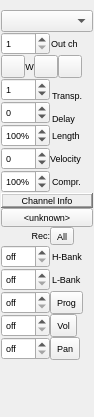
emrum/muse, file muse2/muse/widgets/mtrackinfobase.ui: the form before one commit.
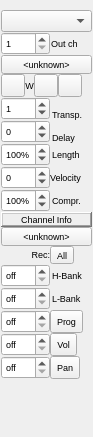
The form after the commit. Custom widgets are drawn as their Qt base class.

```diff
--- a/muse2/muse/widgets/mtrackinfobase.ui
+++ b/muse2/muse/widgets/mtrackinfobase.ui
@@ -6,8 +6,8 @@
    <rect>
     <x>0</x>
     <y>0</y>
-    <width>94</width>
-    <height>417</height>
+    <width>93</width>
+    <height>437</height>
    </rect>
   </property>
   <property name="sizePolicy">
@@ -59,6 +59,141 @@
    <property name="spacing">
     <number>0</number>
    </property>
+   <item row="7" column="0">
+    <widget class="MusEGui::SpinBox" name="iTransp">
+     <property name="sizePolicy">
+      <sizepolicy hsizetype="Minimum" vsizetype="Fixed">
+       <horstretch>0</horstretch>
+       <verstretch>0</verstretch>
+      </sizepolicy>
+     </property>
+     <property name="autoFillBackground">
+      <bool>false</bool>
+     </property>
+     <property name="specialValueText">
+      <string>off</string>
+     </property>
+     <property name="minimum">
+      <number>-127</number>
+     </property>
+     <property name="maximum">
+      <number>127</number>
+     </property>
+     <property name="value">
+      <number>1</number>
+     </property>
+    </widget>
+   </item>
+   <item row="10" column="0">
+    <widget class="MusEGui::SpinBox" name="iLen">
+     <property name="sizePolicy">
+      <sizepolicy hsizetype="Maximum" vsizetype="Fixed">
+       <horstretch>0</horstretch>
+       <verstretch>0</verstretch>
+      </sizepolicy>
+     </property>
+     <property name="autoFillBackground">
+      <bool>false</bool>
+     </property>
+     <property name="suffix">
+      <string>%</string>
+     </property>
+     <property name="minimum">
+      <number>25</number>
+     </property>
+     <property name="maximum">
+      <number>200</number>
+     </property>
+     <property name="value">
+      <number>100</number>
+     </property>
+    </widget>
+   </item>
+   <item row="3" column="1">
+    <widget class="QLabel" name="TextLabel2">
+     <property name="sizePolicy">
+      <sizepolicy hsizetype="Minimum" vsizetype="Fixed">
+       <horstretch>0</horstretch>
+       <verstretch>0</verstretch>
+      </sizepolicy>
+     </property>
+     <property name="text">
+      <string>Out ch</string>
+     </property>
+     <property name="wordWrap">
+      <bool>false</bool>
+     </property>
+     <property name="margin">
+      <number>0</number>
+     </property>
+     <property name="indent">
+      <number>1</number>
+     </property>
+    </widget>
+   </item>
+   <item row="11" column="0">
+    <widget class="MusEGui::SpinBox" name="iAnschl">
+     <property name="sizePolicy">
+      <sizepolicy hsizetype="Minimum" vsizetype="Fixed">
+       <horstretch>0</horstretch>
+       <verstretch>0</verstretch>
+      </sizepolicy>
+     </property>
+     <property name="baseSize">
+      <size>
+       <width>8</width>
+       <height>5</height>
+      </size>
+     </property>
+     <property name="autoFillBackground">
+      <bool>false</bool>
+     </property>
+     <property name="minimum">
+      <number>-127</number>
+     </property>
+     <property name="maximum">
+      <number>127</number>
+     </property>
+     <property name="value">
+      <number>0</number>
+     </property>
+    </widget>
+   </item>
+   <item row="1" column="0" colspan="2">
+    <widget class="QComboBox" name="iOutput">
+     <property name="sizePolicy">
+      <sizepolicy hsizetype="Ignored" vsizetype="Fixed">
+       <horstretch>0</horstretch>
+       <verstretch>0</verstretch>
+      </sizepolicy>
+     </property>
+     <property name="toolTip">
+      <string>output port</string>
+     </property>
+    </widget>
+   </item>
+   <item row="8" column="0" rowspan="2">
+    <widget class="MusEGui::SpinBox" name="iVerz">
+     <property name="sizePolicy">
+      <sizepolicy hsizetype="Minimum" vsizetype="Fixed">
+       <horstretch>0</horstretch>
+       <verstretch>0</verstretch>
+      </sizepolicy>
+     </property>
+     <property name="autoFillBackground">
+      <bool>false</bool>
+     </property>
+     <property name="specialValueText">
+      <string>off</string>
+     </property>
+     <property name="minimum">
+      <number>-1000</number>
+     </property>
+     <property name="maximum">
+      <number>1000</number>
+     </property>
+    </widget>
+   </item>
    <item row="0" column="0" colspan="2">
     <widget class="QLabel" name="trackNameLabel">
      <property name="sizePolicy">
@@ -72,67 +207,7 @@
      </property>
     </widget>
    </item>
-   <item row="1" column="0" colspan="2">
-    <widget class="QComboBox" name="iOutput">
-     <property name="sizePolicy">
-      <sizepolicy hsizetype="Ignored" vsizetype="Fixed">
-       <horstretch>0</horstretch>
-       <verstretch>0</verstretch>
-      </sizepolicy>
-     </property>
-     <property name="toolTip">
-      <string>output port</string>
-     </property>
-    </widget>
-   </item>
-   <item row="2" column="0">
-    <widget class="MusEGui::SpinBox" name="iOutputChannel">
-     <property name="sizePolicy">
-      <sizepolicy hsizetype="Minimum" vsizetype="Fixed">
-       <horstretch>0</horstretch>
-       <verstretch>0</verstretch>
-      </sizepolicy>
-     </property>
-     <property name="toolTip">
-      <string>output channel</string>
-     </property>
-     <property name="whatsThis">
-      <string>all midi events are sent to this output channel</string>
-     </property>
-     <property name="autoFillBackground">
-      <bool>false</bool>
-     </property>
-     <property name="minimum">
-      <number>1</number>
-     </property>
-     <property name="maximum">
-      <number>16</number>
-     </property>
-    </widget>
-   </item>
-   <item row="2" column="1">
-    <widget class="QLabel" name="TextLabel2">
-     <property name="sizePolicy">
-      <sizepolicy hsizetype="Minimum" vsizetype="Fixed">
-       <horstretch>0</horstretch>
-       <verstretch>0</verstretch>
-      </sizepolicy>
-     </property>
-     <property name="text">
-      <string>Out ch</string>
-     </property>
-     <property name="wordWrap">
-      <bool>false</bool>
-     </property>
-     <property name="margin">
-      <number>0</number>
-     </property>
-     <property name="indent">
-      <number>1</number>
-     </property>
-    </widget>
-   </item>
-   <item row="3" column="0" colspan="2">
+   <item row="6" column="0" colspan="2">
     <layout class="QHBoxLayout" name="horizontalLayout">
      <property name="spacing">
       <number>0</number>
@@ -251,123 +326,7 @@
      </item>
     </layout>
    </item>
-   <item row="4" column="0">
-    <widget class="MusEGui::SpinBox" name="iTransp">
-     <property name="sizePolicy">
-      <sizepolicy hsizetype="Minimum" vsizetype="Fixed">
-       <horstretch>0</horstretch>
-       <verstretch>0</verstretch>
-      </sizepolicy>
-     </property>
-     <property name="autoFillBackground">
-      <bool>false</bool>
-     </property>
-     <property name="specialValueText">
-      <string>off</string>
-     </property>
-     <property name="minimum">
-      <number>-127</number>
-     </property>
-     <property name="maximum">
-      <number>127</number>
-     </property>
-     <property name="value">
-      <number>1</number>
-     </property>
-    </widget>
-   </item>
-   <item row="4" column="1" rowspan="2">
-    <widget class="QLabel" name="TextLabel9">
-     <property name="sizePolicy">
-      <sizepolicy hsizetype="Minimum" vsizetype="Fixed">
-       <horstretch>0</horstretch>
-       <verstretch>0</verstretch>
-      </sizepolicy>
-     </property>
-     <property name="toolTip">
-      <string>Transpose notes up or down</string>
-     </property>
-     <property name="text">
-      <string>Transp.</string>
-     </property>
-     <property name="wordWrap">
-      <bool>false</bool>
-     </property>
-     <property name="indent">
-      <number>2</number>
-     </property>
-    </widget>
-   </item>
-   <item row="5" column="0" rowspan="2">
-    <widget class="MusEGui::SpinBox" name="iVerz">
-     <property name="sizePolicy">
-      <sizepolicy hsizetype="Minimum" vsizetype="Fixed">
-       <horstretch>0</horstretch>
-       <verstretch>0</verstretch>
-      </sizepolicy>
-     </property>
-     <property name="autoFillBackground">
-      <bool>false</bool>
-     </property>
-     <property name="specialValueText">
-      <string>off</string>
-     </property>
-     <property name="minimum">
-      <number>-1000</number>
-     </property>
-     <property name="maximum">
-      <number>1000</number>
-     </property>
-    </widget>
-   </item>
-   <item row="6" column="1">
-    <widget class="QLabel" name="TextLabel10">
-     <property name="sizePolicy">
-      <sizepolicy hsizetype="Minimum" vsizetype="Fixed">
-       <horstretch>0</horstretch>
-       <verstretch>0</verstretch>
-      </sizepolicy>
-     </property>
-     <property name="toolTip">
-      <string>Offset playback of notes before or after actual note</string>
-     </property>
-     <property name="text">
-      <string>Delay</string>
-     </property>
-     <property name="wordWrap">
-      <bool>false</bool>
-     </property>
-     <property name="indent">
-      <number>2</number>
-     </property>
-    </widget>
-   </item>
-   <item row="7" column="0">
-    <widget class="MusEGui::SpinBox" name="iLen">
-     <property name="sizePolicy">
-      <sizepolicy hsizetype="Maximum" vsizetype="Fixed">
-       <horstretch>0</horstretch>
-       <verstretch>0</verstretch>
-      </sizepolicy>
-     </property>
-     <property name="autoFillBackground">
-      <bool>false</bool>
-     </property>
-     <property name="suffix">
-      <string>%</string>
-     </property>
-     <property name="minimum">
-      <number>25</number>
-     </property>
-     <property name="maximum">
-      <number>200</number>
-     </property>
-     <property name="value">
-      <number>100</number>
-     </property>
-    </widget>
-   </item>
-   <item row="7" column="1">
+   <item row="10" column="1">
     <widget class="QLabel" name="TextLabel11">
      <property name="sizePolicy">
       <sizepolicy hsizetype="Minimum" vsizetype="Fixed">
@@ -389,8 +348,8 @@
      </property>
     </widget>
    </item>
-   <item row="8" column="0">
-    <widget class="MusEGui::SpinBox" name="iAnschl">
+   <item row="9" column="1">
+    <widget class="QLabel" name="TextLabel10">
      <property name="sizePolicy">
       <sizepolicy hsizetype="Minimum" vsizetype="Fixed">
        <horstretch>0</horstretch>
@@ -403,22 +362,19 @@
        <height>5</height>
       </size>
      </property>
-     <property name="autoFillBackground">
+     <property name="text">
+      <string>Delay</string>
+     </property>
+     <property name="wordWrap">
       <bool>false</bool>
      </property>
-     <property name="minimum">
-      <number>-127</number>
+     <property name="indent">
+      <number>2</number>
      </property>
-     <property name="maximum">
-      <number>127</number>
-     </property>
-     <property name="value">
-      <number>0</number>
-     </property>
     </widget>
    </item>
-   <item row="8" column="1">
-    <widget class="QLabel" name="TextLabel12">
+   <item row="7" column="1" rowspan="2">
+    <widget class="QLabel" name="TextLabel9">
      <property name="sizePolicy">
       <sizepolicy hsizetype="Minimum" vsizetype="Fixed">
        <horstretch>0</horstretch>
@@ -429,17 +385,17 @@
       <string>&lt;html&gt;&lt;head/&gt;&lt;body&gt;&lt;p&gt;Add or substract velocity to notes on track.&lt;/p&gt;&lt;p&gt;&lt;span style=&quot; font-style:italic;&quot;&gt;Since the midi note range is 0-127 this &lt;br/&gt;might mean that the notes do not reach &lt;br/&gt;the combined velocity, note + Velocity.&lt;/span&gt;&lt;/p&gt;&lt;/body&gt;&lt;/html&gt;</string>
      </property>
      <property name="text">
-      <string>Velocity</string>
+      <string>Transp.</string>
      </property>
      <property name="wordWrap">
       <bool>false</bool>
      </property>
      <property name="indent">
-      <number>0</number>
+      <number>2</number>
      </property>
     </widget>
    </item>
-   <item row="9" column="0">
+   <item row="12" column="0">
     <widget class="MusEGui::SpinBox" name="iKompr">
      <property name="sizePolicy">
       <sizepolicy hsizetype="Maximum" vsizetype="Fixed">
@@ -467,8 +423,8 @@
      </property>
     </widget>
    </item>
-   <item row="9" column="1">
-    <widget class="QLabel" name="TextLabel13">
+   <item row="16" column="0">
+    <widget class="MusEGui::SpinBox" name="iHBank">
      <property name="sizePolicy">
       <sizepolicy hsizetype="Minimum" vsizetype="Fixed">
        <horstretch>0</horstretch>
@@ -476,20 +432,184 @@
       </sizepolicy>
      </property>
      <property name="toolTip">
-      <string>Compress the notes velocity range, in percent of actual velocity</string>
+      <string>Bank Select MSB. Ctrl-double-click on/off.</string>
+     </property>
+     <property name="autoFillBackground">
+      <bool>false</bool>
+     </property>
+     <property name="specialValueText">
+      <string>off</string>
+     </property>
+     <property name="minimum">
+      <number>0</number>
+     </property>
+     <property name="maximum">
+      <number>128</number>
+     </property>
+     <property name="value">
+      <number>0</number>
+     </property>
+    </widget>
+   </item>
+   <item row="16" column="1">
+    <widget class="QLabel" name="TextLabel4">
+     <property name="sizePolicy">
+      <sizepolicy hsizetype="Minimum" vsizetype="Fixed">
+       <horstretch>0</horstretch>
+       <verstretch>0</verstretch>
+      </sizepolicy>
+     </property>
+     <property name="lineWidth">
+      <number>1</number>
      </property>
      <property name="text">
-      <string>Compr.</string>
+      <string>H-Bank</string>
      </property>
      <property name="wordWrap">
       <bool>false</bool>
      </property>
+     <property name="margin">
+      <number>0</number>
+     </property>
      <property name="indent">
       <number>2</number>
      </property>
     </widget>
    </item>
-   <item row="10" column="0" colspan="2">
+   <item row="17" column="0">
+    <widget class="MusEGui::SpinBox" name="iLBank">
+     <property name="sizePolicy">
+      <sizepolicy hsizetype="Minimum" vsizetype="Fixed">
+       <horstretch>0</horstretch>
+       <verstretch>0</verstretch>
+      </sizepolicy>
+     </property>
+     <property name="toolTip">
+      <string>Bank Select LSB. Ctrl-double-click on/off.</string>
+     </property>
+     <property name="autoFillBackground">
+      <bool>false</bool>
+     </property>
+     <property name="specialValueText">
+      <string>off</string>
+     </property>
+     <property name="minimum">
+      <number>0</number>
+     </property>
+     <property name="maximum">
+      <number>128</number>
+     </property>
+     <property name="value">
+      <number>0</number>
+     </property>
+    </widget>
+   </item>
+   <item row="3" column="0">
+    <widget class="MusEGui::SpinBox" name="iOutputChannel">
+     <property name="sizePolicy">
+      <sizepolicy hsizetype="Minimum" vsizetype="Fixed">
+       <horstretch>0</horstretch>
+       <verstretch>0</verstretch>
+      </sizepolicy>
+     </property>
+     <property name="toolTip">
+      <string>output channel</string>
+     </property>
+     <property name="whatsThis">
+      <string>all midi events are sent to this output channel</string>
+     </property>
+     <property name="autoFillBackground">
+      <bool>false</bool>
+     </property>
+     <property name="minimum">
+      <number>1</number>
+     </property>
+     <property name="maximum">
+      <number>16</number>
+     </property>
+    </widget>
+   </item>
+   <item row="11" column="1">
+    <widget class="QLabel" name="TextLabel12">
+     <property name="sizePolicy">
+      <sizepolicy hsizetype="Minimum" vsizetype="Fixed">
+       <horstretch>0</horstretch>
+       <verstretch>0</verstretch>
+      </sizepolicy>
+     </property>
+     <property name="toolTip">
+      <string>&lt;html&gt;&lt;head/&gt;&lt;body&gt;&lt;p&gt;Add or substract velocity to notes on track.&lt;/p&gt;&lt;p&gt;&lt;span style=&quot; font-style:italic;&quot;&gt;Since the midi note range is 0-127 this &lt;br/&gt;might mean that the notes do not reach &lt;br/&gt;the combined velocity, note + Velocity.&lt;/span&gt;&lt;/p&gt;&lt;/body&gt;&lt;/html&gt;</string>
+     </property>
+     <property name="text">
+      <string>Velocity</string>
+     </property>
+     <property name="wordWrap">
+      <bool>false</bool>
+     </property>
+     <property name="indent">
+      <number>0</number>
+     </property>
+    </widget>
+   </item>
+   <item row="15" column="0">
+    <widget class="QLabel" name="textLabel1">
+     <property name="sizePolicy">
+      <sizepolicy hsizetype="Minimum" vsizetype="Fixed">
+       <horstretch>0</horstretch>
+       <verstretch>0</verstretch>
+      </sizepolicy>
+     </property>
+     <property name="text">
+      <string>Rec:</string>
+     </property>
+     <property name="alignment">
+      <set>Qt::AlignRight|Qt::AlignTrailing|Qt::AlignVCenter</set>
+     </property>
+     <property name="wordWrap">
+      <bool>false</bool>
+     </property>
+    </widget>
+   </item>
+   <item row="15" column="1">
+    <layout class="QHBoxLayout" name="horizontalLayout_3">
+     <property name="spacing">
+      <number>0</number>
+     </property>
+     <item>
+      <widget class="QToolButton" name="recordButton">
+       <property name="sizePolicy">
+        <sizepolicy hsizetype="Minimum" vsizetype="Minimum">
+         <horstretch>0</horstretch>
+         <verstretch>0</verstretch>
+        </sizepolicy>
+       </property>
+       <property name="toolTip">
+        <string>Add all settings to song</string>
+       </property>
+       <property name="text">
+        <string>All</string>
+       </property>
+      </widget>
+     </item>
+     <item>
+      <spacer name="allRecSpacer">
+       <property name="orientation">
+        <enum>Qt::Horizontal</enum>
+       </property>
+       <property name="sizeType">
+        <enum>QSizePolicy::Expanding</enum>
+       </property>
+       <property name="sizeHint" stdset="0">
+        <size>
+         <width>13</width>
+         <height>13</height>
+        </size>
+       </property>
+      </spacer>
+     </item>
+    </layout>
+   </item>
+   <item row="13" column="0" colspan="2">
     <widget class="QLabel" name="TextLabel1_2">
      <property name="sizePolicy">
       <sizepolicy hsizetype="Minimum" vsizetype="Maximum">
@@ -520,7 +640,7 @@
      </property>
     </widget>
    </item>
-   <item row="11" column="0" colspan="2">
+   <item row="14" column="0" colspan="2">
     <widget class="QPushButton" name="iPatch">
      <property name="sizePolicy">
       <sizepolicy hsizetype="Ignored" vsizetype="Fixed">
@@ -536,66 +656,8 @@
      </property>
     </widget>
    </item>
-   <item row="12" column="0">
-    <widget class="QLabel" name="textLabel1">
-     <property name="sizePolicy">
-      <sizepolicy hsizetype="Minimum" vsizetype="Fixed">
-       <horstretch>0</horstretch>
-       <verstretch>0</verstretch>
-      </sizepolicy>
-     </property>
-     <property name="text">
-      <string>Rec:</string>
-     </property>
-     <property name="alignment">
-      <set>Qt::AlignRight|Qt::AlignTrailing|Qt::AlignVCenter</set>
-     </property>
-     <property name="wordWrap">
-      <bool>false</bool>
-     </property>
-    </widget>
-   </item>
    <item row="12" column="1">
-    <layout class="QHBoxLayout" name="horizontalLayout_3">
-     <property name="spacing">
-      <number>0</number>
-     </property>
-     <item>
-      <widget class="QToolButton" name="recordButton">
-       <property name="sizePolicy">
-        <sizepolicy hsizetype="Minimum" vsizetype="Minimum">
-         <horstretch>0</horstretch>
-         <verstretch>0</verstretch>
-        </sizepolicy>
-       </property>
-       <property name="toolTip">
-        <string>Add all settings to song</string>
-       </property>
-       <property name="text">
-        <string>All</string>
-       </property>
-      </widget>
-     </item>
-     <item>
-      <spacer name="allRecSpacer">
-       <property name="orientation">
-        <enum>Qt::Horizontal</enum>
-       </property>
-       <property name="sizeType">
-        <enum>QSizePolicy::Expanding</enum>
-       </property>
-       <property name="sizeHint" stdset="0">
-        <size>
-         <width>13</width>
-         <height>13</height>
-        </size>
-       </property>
-      </spacer>
-     </item>
-    </layout>
-   </item>
-   <item row="13" column="0">
-    <widget class="MusEGui::SpinBox" name="iHBank">
+    <widget class="QLabel" name="TextLabel13">
      <property name="sizePolicy">
       <sizepolicy hsizetype="Minimum" vsizetype="Fixed">
        <horstretch>0</horstretch>
@@ -603,79 +665,20 @@
       </sizepolicy>
      </property>
      <property name="toolTip">
-      <string>Bank Select MSB. Ctrl-double-click on/off.</string>
-     </property>
-     <property name="autoFillBackground">
-      <bool>false</bool>
-     </property>
-     <property name="specialValueText">
-      <string>off</string>
-     </property>
-     <property name="minimum">
-      <number>0</number>
-     </property>
-     <property name="maximum">
-      <number>128</number>
-     </property>
-     <property name="value">
-      <number>0</number>
-     </property>
-    </widget>
-   </item>
-   <item row="13" column="1">
-    <widget class="QLabel" name="TextLabel4">
-     <property name="sizePolicy">
-      <sizepolicy hsizetype="Minimum" vsizetype="Fixed">
-       <horstretch>0</horstretch>
-       <verstretch>0</verstretch>
-      </sizepolicy>
-     </property>
-     <property name="lineWidth">
-      <number>1</number>
+      <string>Compress the notes velocity range, in percent of actual velocity</string>
      </property>
      <property name="text">
-      <string>H-Bank</string>
+      <string>Compr.</string>
      </property>
      <property name="wordWrap">
       <bool>false</bool>
      </property>
-     <property name="margin">
-      <number>0</number>
-     </property>
      <property name="indent">
       <number>2</number>
      </property>
     </widget>
    </item>
-   <item row="14" column="0">
-    <widget class="MusEGui::SpinBox" name="iLBank">
-     <property name="sizePolicy">
-      <sizepolicy hsizetype="Minimum" vsizetype="Fixed">
-       <horstretch>0</horstretch>
-       <verstretch>0</verstretch>
-      </sizepolicy>
-     </property>
-     <property name="toolTip">
-      <string>Bank Select LSB. Ctrl-double-click on/off.</string>
-     </property>
-     <property name="autoFillBackground">
-      <bool>false</bool>
-     </property>
-     <property name="specialValueText">
-      <string>off</string>
-     </property>
-     <property name="minimum">
-      <number>0</number>
-     </property>
-     <property name="maximum">
-      <number>128</number>
-     </property>
-     <property name="value">
-      <number>0</number>
-     </property>
-    </widget>
-   </item>
-   <item row="14" column="1">
+   <item row="17" column="1">
     <widget class="QLabel" name="TextLabel5">
      <property name="sizePolicy">
       <sizepolicy hsizetype="Minimum" vsizetype="Fixed">
@@ -700,7 +703,7 @@
      </property>
     </widget>
    </item>
-   <item row="15" column="0">
+   <item row="18" column="0">
     <widget class="MusEGui::SpinBox" name="iProgram">
      <property name="sizePolicy">
       <sizepolicy hsizetype="Minimum" vsizetype="Fixed">
@@ -728,7 +731,7 @@
      </property>
     </widget>
    </item>
-   <item row="15" column="1">
+   <item row="18" column="1">
     <layout class="QHBoxLayout" name="horizontalLayout_4">
      <property name="spacing">
       <number>0</number>
@@ -767,7 +770,7 @@
      </item>
     </layout>
    </item>
-   <item row="16" column="0">
+   <item row="19" column="0">
     <widget class="MusEGui::SpinBox" name="iLautst">
      <property name="sizePolicy">
       <sizepolicy hsizetype="Minimum" vsizetype="Fixed">
@@ -795,7 +798,7 @@
      </property>
     </widget>
    </item>
-   <item row="16" column="1">
+   <item row="19" column="1">
     <layout class="QHBoxLayout" name="horizontalLayout_5">
      <property name="spacing">
       <number>0</number>
@@ -834,7 +837,7 @@
      </item>
     </layout>
    </item>
-   <item row="17" column="0">
+   <item row="20" column="0">
     <widget class="MusEGui::SpinBox" name="iPan">
      <property name="sizePolicy">
       <sizepolicy hsizetype="Minimum" vsizetype="Fixed">
@@ -865,7 +868,7 @@
      </property>
     </widget>
    </item>
-   <item row="17" column="1">
+   <item row="20" column="1">
     <layout class="QHBoxLayout" name="horizontalLayout_6">
      <property name="spacing">
       <number>0</number>
@@ -904,7 +907,7 @@
      </item>
     </layout>
    </item>
-   <item row="18" column="0">
+   <item row="21" column="0">
     <spacer name="spacer5">
      <property name="orientation">
       <enum>Qt::Vertical</enum>
@@ -920,6 +923,22 @@
      </property>
     </spacer>
    </item>
+   <item row="4" column="0" colspan="2">
+    <widget class="QPushButton" name="instrPushButton">
+     <property name="sizePolicy">
+      <sizepolicy hsizetype="Ignored" vsizetype="Fixed">
+       <horstretch>0</horstretch>
+       <verstretch>0</verstretch>
+      </sizepolicy>
+     </property>
+     <property name="toolTip">
+      <string>Select instrument</string>
+     </property>
+     <property name="text">
+      <string>&lt;unknown&gt;</string>
+     </property>
+    </widget>
+   </item>
   </layout>
  </widget>
  <layoutdefault spacing="6" margin="11"/>
```
Left out of the diff: 9 changed lines with no effect on the pictures.
